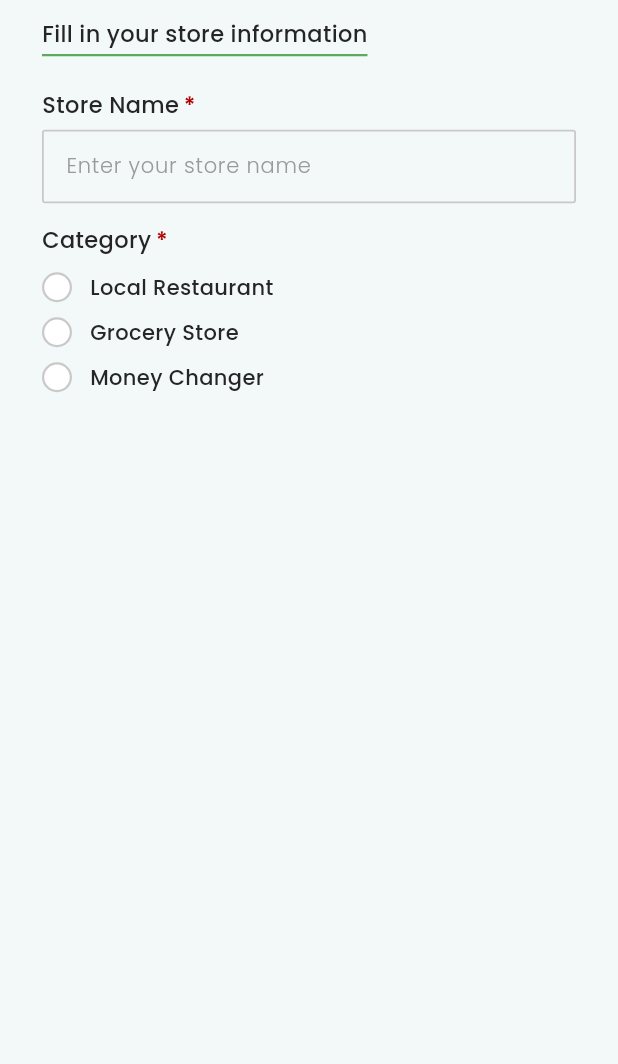
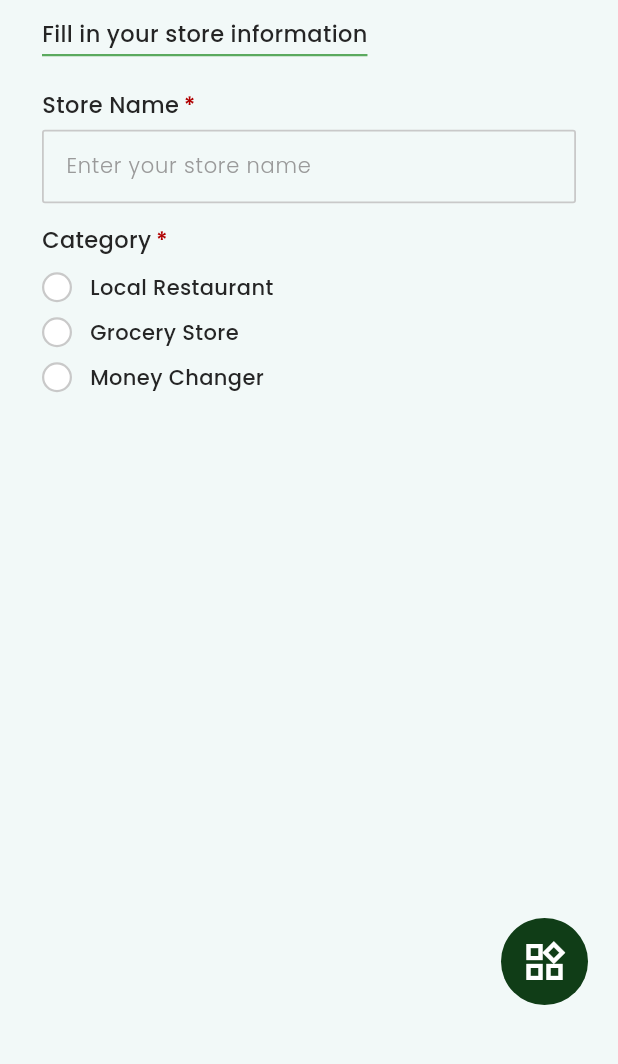
Before and after one commit to imkzrisna/sekitaran, a Flutter app: the AddStorePage screen opened directly, on a phone screen of 412 x 824 dp, the part 171-1235 px from its top. Run offline on Flutter 3.47's test engine with Material 3 defaults, Android fonts, the phone set to English and light mode, and no system bars; our stand-ins replace flutter_map, geolocator, google_fonts, latlong2, sensors_plus, supabase_flutter; accounts and stored records are empty.

Commit message:
feat(store): add radial menu to add store page

```diff
--- /dev/null
+++ b/lib/features/home/radial_nav_menu.dart
@@ -0,0 +1,216 @@
+import 'dart:math' as math;
+
+import 'package:flutter/material.dart';
+
+/// Tombol menu melingkar di pojok kanan bawah. Letakkan sebagai anak dari
+/// Stack layar penuh (StackFit.expand) di atas konten halaman.
+class RadialNavMenu extends StatefulWidget {
+  const RadialNavMenu({
+    super.key,
+    this.onProfile,
+    this.onHome,
+    this.onAddStore,
+    this.onEdit,
+  });
+
+  final VoidCallback? onProfile;
+  final VoidCallback? onHome;
+  final VoidCallback? onAddStore;
+  final VoidCallback? onEdit;
+
+  @override
+  State<RadialNavMenu> createState() => _RadialNavMenuState();
+}
+
+class _RadialNavMenuState extends State<RadialNavMenu>
+    with SingleTickerProviderStateMixin {
+  static const _green = Color(0xFF103D17);
+  static const _fabSize = 58.0;
+  static const _fabRight = 20.0;
+  static const _fabBottom = 40.0;
+  static const _ringOuter = 143.0;
+  static const _ringInner = 90.0;
+
+  late final AnimationController _ctrl = AnimationController(
+    vsync: this,
+    duration: const Duration(milliseconds: 250),
+  );
+  late final Animation<double> _anim = CurvedAnimation(
+    parent: _ctrl,
+    curve: Curves.easeOutCubic,
+  );
+
+  bool _open = false;
+
+  @override
+  void dispose() {
+    _ctrl.dispose();
+    super.dispose();
+  }
+
+  void _toggle() {
+    setState(() => _open = !_open);
+    _open ? _ctrl.forward() : _ctrl.reverse();
+  }
+
+  void _close() {
+    if (!_open) return;
+    setState(() => _open = false);
+    _ctrl.reverse();
+  }
+
+  Widget _ring() {
+    final items =
+        <({IconData icon, String tooltip, double angle, VoidCallback? onTap})>[
+          (
+            icon: Icons.person_outline,
+            tooltip: 'Profile',
+            angle: 199,
+            onTap: widget.onProfile,
+          ),
+          (
+            icon: Icons.home_outlined,
+            tooltip: 'Home',
+            angle: 163,
+            onTap: widget.onHome,
+          ),
+          (
+            icon: Icons.add_circle_outline,
+            tooltip: 'Add item',
+            angle: 126,
+            onTap: widget.onAddStore,
+          ),
+          (
+            icon: Icons.edit_outlined,
+            tooltip: 'Edit',
+            angle: 90,
+            onTap: widget.onEdit,
+          ),
+        ];
+    const r = (_ringOuter + _ringInner) / 2;
+
+    return SizedBox(
+      width: _ringOuter * 2,
+      height: _ringOuter * 2,
+      child: Stack(
+        clipBehavior: Clip.none,
+        children: [
+          const Positioned.fill(
+            child: IgnorePointer(
+              child: CustomPaint(
+                painter: _RingPainter(
+                  color: _green,
+                  inner: _ringInner,
+                  outer: _ringOuter,
+                ),
+              ),
+            ),
+          ),
+          for (final it in items)
+            Positioned(
+              left: _ringOuter + r * math.cos(it.angle * math.pi / 180) - 24,
+              top: _ringOuter - r * math.sin(it.angle * math.pi / 180) - 24,
+              width: 48,
+              height: 48,
+              child: Tooltip(
+                message: it.tooltip,
+                child: GestureDetector(
+                  behavior: HitTestBehavior.opaque,
+                  onTap: () {
+                    _close();
+                    it.onTap?.call();
+                  },
+                  child: Icon(it.icon, color: Colors.white, size: 28),
+                ),
+              ),
+            ),
+        ],
+      ),
+    );
+  }
+
+  @override
+  Widget build(BuildContext context) {
+    final mq = MediaQuery.of(context);
+    // Sembunyikan saat keyboard terbuka agar tidak menutupi isian.
+    if (mq.viewInsets.bottom > 0) return const SizedBox.shrink();
+
+    return LayoutBuilder(
+      builder: (context, c) {
+        final cx = c.maxWidth - _fabRight - _fabSize / 2;
+        final cy = c.maxHeight - _fabBottom - mq.padding.bottom - _fabSize / 2;
+
+        return Stack(
+          clipBehavior: Clip.none,
+          children: [
+            if (_open)
+              Positioned.fill(
+                child: GestureDetector(
+                  behavior: HitTestBehavior.opaque,
+                  onTap: _toggle,
+                ),
+              ),
+            Positioned(
+              left: cx - _ringOuter,
+              top: cy - _ringOuter,
+              child: IgnorePointer(
+                ignoring: !_open,
+                child: ScaleTransition(scale: _anim, child: _ring()),
+              ),
+            ),
+            Positioned(
+              right: _fabRight,
+              bottom: _fabBottom + mq.padding.bottom,
+              child: GestureDetector(
+                onTap: _toggle,
+                child: Container(
+                  width: _fabSize,
+                  height: _fabSize,
+                  decoration: const BoxDecoration(
+                    color: _green,
+                    shape: BoxShape.circle,
+                  ),
+                  child: AnimatedSwitcher(
+                    duration: const Duration(milliseconds: 200),
+                    child: Icon(
+                      _open ? Icons.close : Icons.widgets_outlined,
+                      key: ValueKey(_open),
+                      color: Colors.white,
+                      size: 32,
+                    ),
+                  ),
+                ),
+              ),
+            ),
+          ],
+        );
+      },
+    );
+  }
+}
+
+class _RingPainter extends CustomPainter {
+  const _RingPainter({
+    required this.color,
+    required this.inner,
+    required this.outer,
+  });
+
+  final Color color;
+  final double inner;
+  final double outer;
+
+  @override
+  void paint(Canvas canvas, Size size) {
+    final c = Offset(size.width / 2, size.height / 2);
+    final path = Path()
+      ..fillType = PathFillType.evenOdd
+      ..addOval(Rect.fromCircle(center: c, radius: outer))
+      ..addOval(Rect.fromCircle(center: c, radius: inner));
+    canvas.drawPath(path, Paint()..color = color);
+  }
+
+  @override
+  bool shouldRepaint(covariant _RingPainter old) =>
+      old.color != color || old.inner != inner || old.outer != outer;
+}
--- a/lib/features/store/add_store_page.dart
+++ b/lib/features/store/add_store_page.dart
@@ -1,6 +1,7 @@
 import 'package:flutter/material.dart';
 import 'package:flutter/services.dart';
 import 'package:google_fonts/google_fonts.dart';
+import 'package:sekitaran/features/home/radial_nav_menu.dart';
 import 'package:sekitaran/features/store/location_picker_map.dart';
 import 'package:sekitaran/features/store/maps_link_parser.dart';
 import 'package:sekitaran/features/store/plus_code.dart';
@@ -783,6 +784,21 @@ class _AddStorePageState extends State<AddStorePage> {
 
   @override
   Widget build(BuildContext context) {
+    return Stack(
+      fit: StackFit.expand,
+      children: [
+        _buildScaffold(context),
+        RadialNavMenu(
+          // Dashboard adalah route pertama (dibuka lewat pushAndRemoveUntil).
+          onHome: () => Navigator.of(context).popUntil((r) => r.isFirst),
+          onAddStore: () {}, // sudah berada di halaman ini
+          // TODO: onProfile dan onEdit setelah halamannya ada.
+        ),
+      ],
+    );
+  }
+
+  Widget _buildScaffold(BuildContext context) {
     return Scaffold(
       backgroundColor: _bg,
       body: SafeArea(
@@ -792,7 +808,7 @@ class _AddStorePageState extends State<AddStorePage> {
             constraints: const BoxConstraints(maxWidth: 440),
             child: SingleChildScrollView(
               keyboardDismissBehavior: ScrollViewKeyboardDismissBehavior.onDrag,
-              padding: const EdgeInsets.fromLTRB(28, 8, 28, 48),
+              padding: const EdgeInsets.fromLTRB(28, 8, 28, 140),
               child: Form(
                 key: _formKey,
                 autovalidateMode: AutovalidateMode.onUserInteraction,
```
